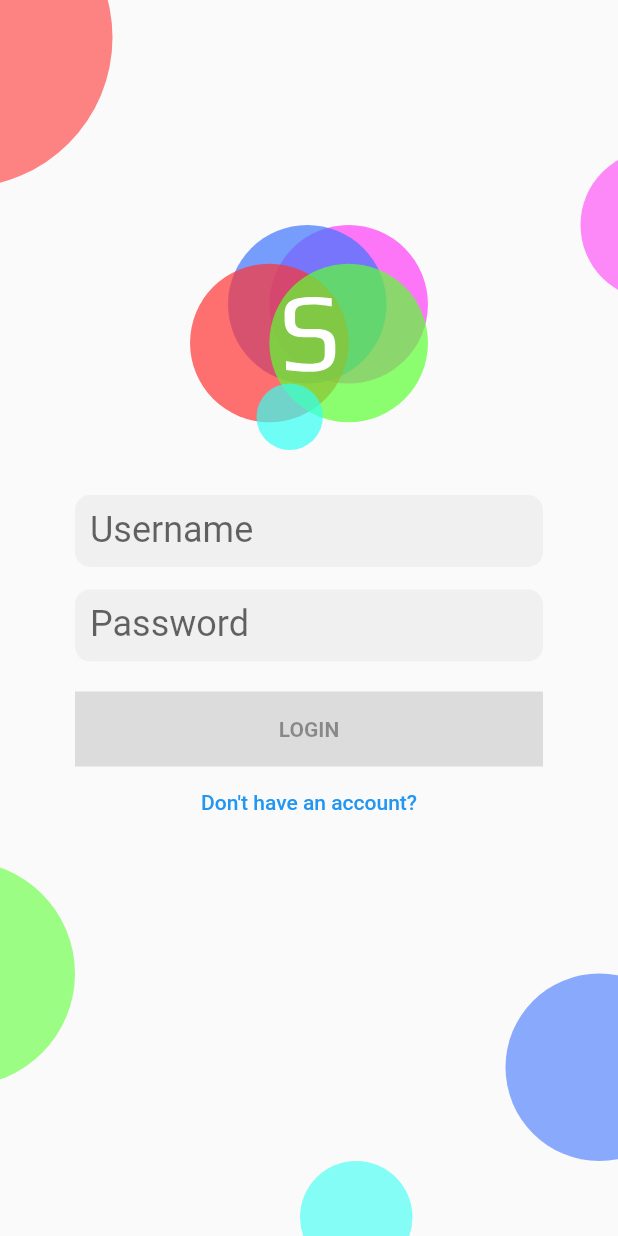
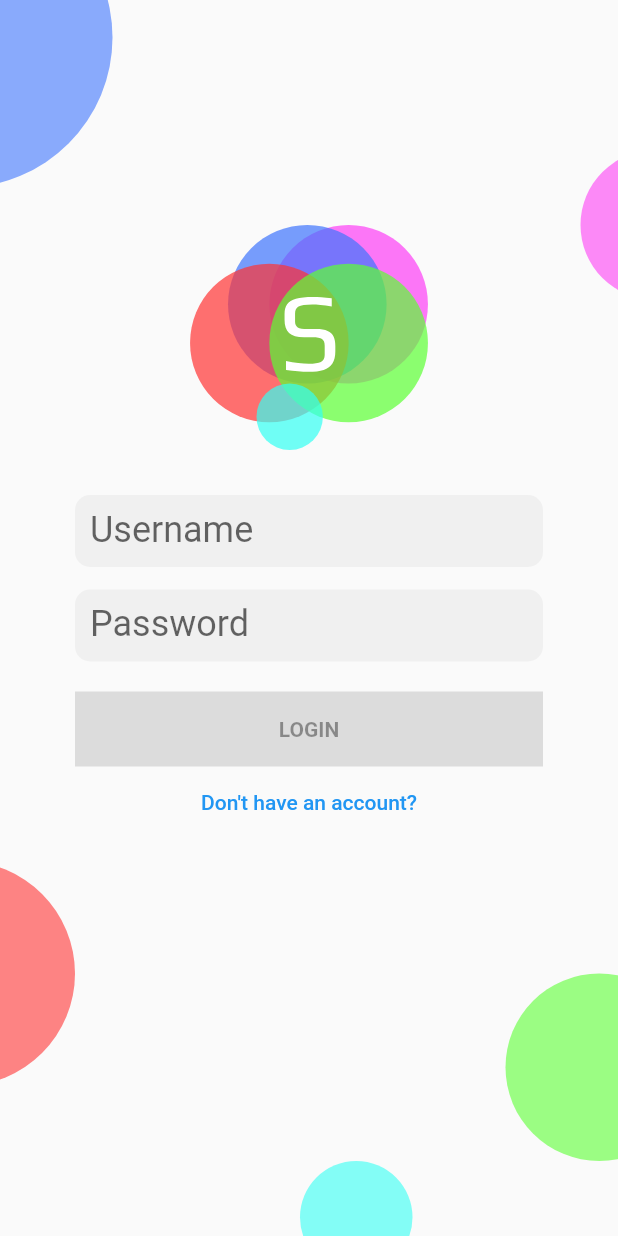
Before and after one commit to k0marov/socnet-frontend, a Flutter app: the screen it shows after launch, on a phone screen of 412 x 824 dp. Run offline on Flutter 3.47's test engine with Material 2 defaults, Android fonts, the phone set to English and light mode, and no system bars; our stand-ins replace bloc, dartz, equatable, flutter_bloc, flutter_svg, get_it and 3 more.

Commit message:
change colors of background circles

```diff
--- a/lib/ui/widgets/background.dart
+++ b/lib/ui/widgets/background.dart
@@ -11,12 +11,12 @@ class Background extends StatelessWidget {
       Positioned(
         top: -75,
         left: -125,
-        child: _Circle(size: 200, color: customRed),
+        child: _Circle(size: 200, color: customBlue),
       ),
       Positioned(
         bottom: 100,
         left: -100,
-        child: _Circle(size: 150, color: customGreen),
+        child: _Circle(size: 150, color: customRed),
       ),
       Positioned(
         bottom: -25,
@@ -26,7 +26,7 @@ class Background extends StatelessWidget {
       Positioned(
         bottom: 50,
         right: -50,
-        child: _Circle(size: 125, color: customBlue),
+        child: _Circle(size: 125, color: customGreen),
       ),
       Positioned(
         top: 100,
```
